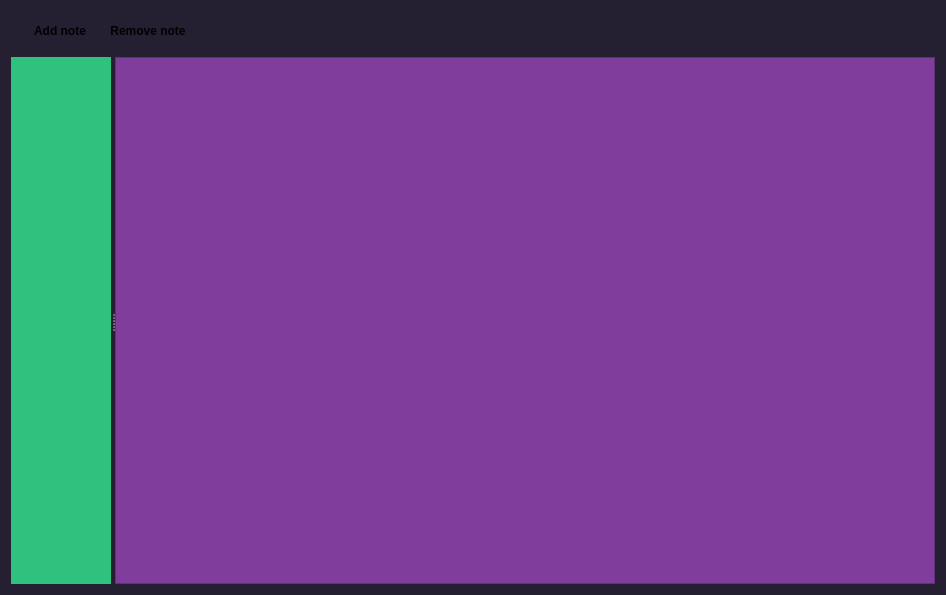
This is src/note/note.ui in itRoy-pentest/smart_notes as Qt 5 draws it before an edit. The edited form follows.
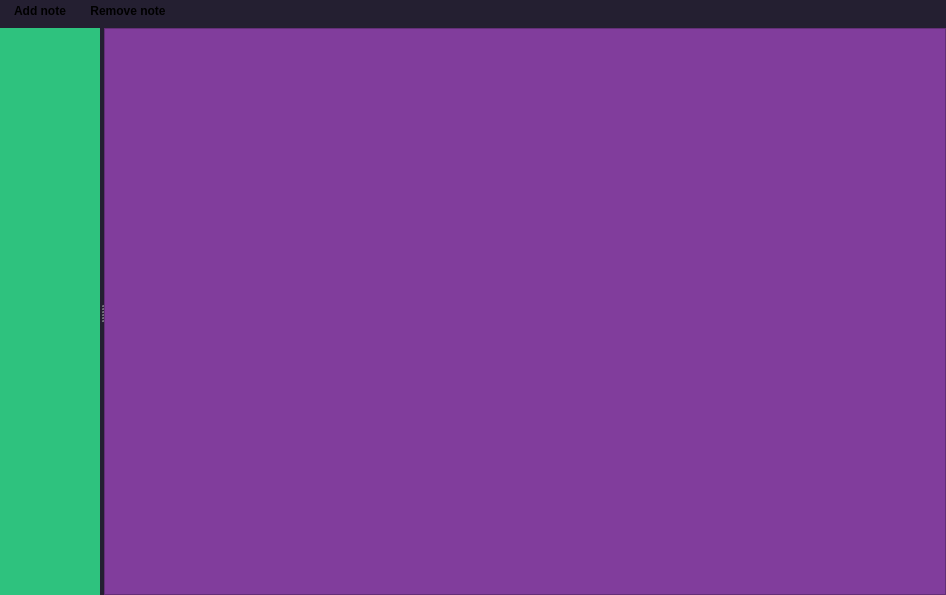
This is the edited form. Icons and pictures are not drawn. Custom widgets are drawn as their Qt base class.

What changed in the file:
```diff
--- a/src/note/note.ui
+++ b/src/note/note.ui
@@ -21,6 +21,18 @@
 </string>
   </property>
   <layout class="QVBoxLayout" name="verticalLayout" stretch="0,1">
+   <property name="leftMargin">
+    <number>0</number>
+   </property>
+   <property name="topMargin">
+    <number>0</number>
+   </property>
+   <property name="rightMargin">
+    <number>0</number>
+   </property>
+   <property name="bottomMargin">
+    <number>0</number>
+   </property>
    <item>
     <widget class="QWidget" name="PanelNotes" native="true">
      <property name="styleSheet">
@@ -30,6 +42,18 @@
 }</string>
      </property>
      <layout class="QHBoxLayout" name="horizontalLayout">
+      <property name="leftMargin">
+       <number>0</number>
+      </property>
+      <property name="topMargin">
+       <number>0</number>
+      </property>
+      <property name="rightMargin">
+       <number>0</number>
+      </property>
+      <property name="bottomMargin">
+       <number>0</number>
+      </property>
       <item>
        <widget class="QPushButton" name="AddNote">
         <property name="font">
```
